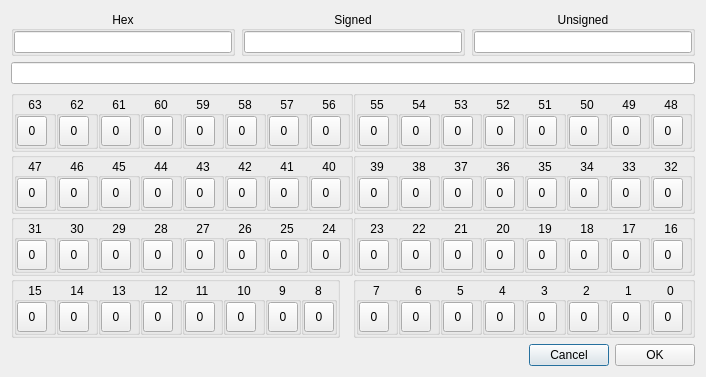
The window that dialogbits8.ui (horsicq/Controls) describes before a commit, drawn with Qt 5.
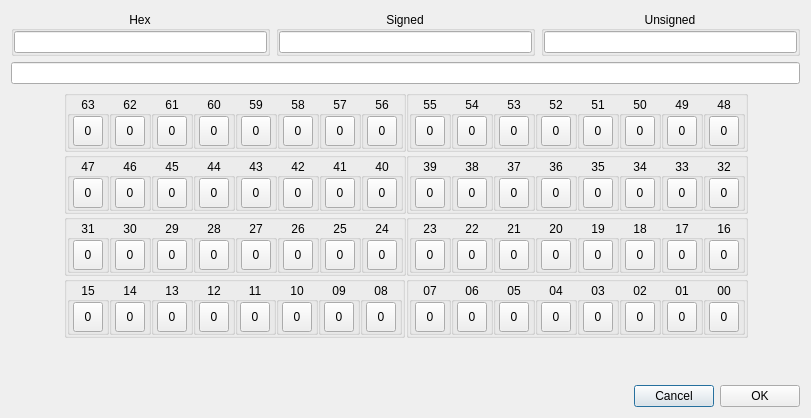
The same window after the commit.

Diff of the .ui file:
```diff
--- a/dialogbits8.ui
+++ b/dialogbits8.ui
@@ -9,8 +9,8 @@
    <rect>
     <x>0</x>
     <y>0</y>
-    <width>576</width>
-    <height>336</height>
+    <width>811</width>
+    <height>418</height>
    </rect>
   </property>
   <property name="windowTitle">
@@ -173,7 +173,7 @@
             <property name="alignment">
              <set>Qt::AlignCenter</set>
             </property>
-            <layout class="QVBoxLayout" name="verticalLayout_69">
+            <layout class="QHBoxLayout" name="horizontalLayout_12">
              <property name="leftMargin">
               <number>0</number>
              </property>
@@ -219,7 +219,7 @@
             <property name="alignment">
              <set>Qt::AlignCenter</set>
             </property>
-            <layout class="QVBoxLayout" name="verticalLayout_70">
+            <layout class="QHBoxLayout" name="horizontalLayout_13">
              <property name="leftMargin">
               <number>0</number>
              </property>
@@ -265,7 +265,7 @@
             <property name="alignment">
              <set>Qt::AlignCenter</set>
             </property>
-            <layout class="QVBoxLayout" name="verticalLayout_71">
+            <layout class="QHBoxLayout" name="horizontalLayout_14">
              <property name="leftMargin">
               <number>0</number>
              </property>
@@ -311,7 +311,7 @@
             <property name="alignment">
              <set>Qt::AlignCenter</set>
             </property>
-            <layout class="QVBoxLayout" name="verticalLayout_72">
+            <layout class="QHBoxLayout" name="horizontalLayout_15">
              <property name="leftMargin">
               <number>0</number>
              </property>
@@ -357,7 +357,7 @@
             <property name="alignment">
              <set>Qt::AlignCenter</set>
             </property>
-            <layout class="QVBoxLayout" name="verticalLayout_73">
+            <layout class="QHBoxLayout" name="horizontalLayout_18">
              <property name="leftMargin">
               <number>0</number>
              </property>
@@ -403,7 +403,7 @@
             <property name="alignment">
              <set>Qt::AlignCenter</set>
             </property>
-            <layout class="QVBoxLayout" name="verticalLayout_74">
+            <layout class="QHBoxLayout" name="horizontalLayout_19">
              <property name="leftMargin">
               <number>0</number>
              </property>
@@ -449,7 +449,7 @@
             <property name="alignment">
              <set>Qt::AlignCenter</set>
             </property>
-            <layout class="QVBoxLayout" name="verticalLayout_75">
+            <layout class="QHBoxLayout" name="horizontalLayout_20">
              <property name="leftMargin">
               <number>0</number>
              </property>
@@ -495,7 +495,7 @@
             <property name="alignment">
              <set>Qt::AlignCenter</set>
             </property>
-            <layout class="QVBoxLayout" name="verticalLayout_76">
+            <layout class="QHBoxLayout" name="horizontalLayout_21">
              <property name="leftMargin">
               <number>0</number>
              </property>
@@ -562,7 +562,7 @@
             <property name="alignment">
              <set>Qt::AlignCenter</set>
             </property>
-            <layout class="QVBoxLayout" name="verticalLayout_77">
+            <layout class="QHBoxLayout" name="horizontalLayout_22">
              <property name="leftMargin">
               <number>0</number>
              </property>
@@ -608,7 +608,7 @@
             <property name="alignment">
              <set>Qt::AlignCenter</set>
             </property>
-            <layout class="QVBoxLayout" name="verticalLayout_78">
+            <layout class="QHBoxLayout" name="horizontalLayout_23">
              <property name="leftMargin">
               <number>0</number>
              </property>
@@ -654,7 +654,7 @@
             <property name="alignment">
              <set>Qt::AlignCenter</set>
             </property>
-            <layout class="QVBoxLayout" name="verticalLayout_79">
+            <layout class="QHBoxLayout" name="horizontalLayout_24">
              <property name="leftMargin">
               <number>0</number>
              </property>
@@ -700,7 +700,7 @@
             <property name="alignment">
              <set>Qt::AlignCenter</set>
             </property>
-            <layout class="QVBoxLayout" name="verticalLayout_80">
+            <layout class="QHBoxLayout" name="horizontalLayout_25">
              <property name="leftMargin">
               <number>0</number>
              </property>
@@ -746,7 +746,7 @@
             <property name="alignment">
              <set>Qt::AlignCenter</set>
             </property>
-            <layout class="QVBoxLayout" name="verticalLayout_81">
+            <layout class="QHBoxLayout" name="horizontalLayout_26">
              <property name="leftMargin">
               <number>0</number>
              </property>
@@ -792,7 +792,7 @@
             <property name="alignment">
              <set>Qt::AlignCenter</set>
             </property>
-            <layout class="QVBoxLayout" name="verticalLayout_82">
+            <layout class="QHBoxLayout" name="horizontalLayout_27">
              <property name="leftMargin">
               <number>0</number>
              </property>
@@ -838,7 +838,7 @@
             <property name="alignment">
              <set>Qt::AlignCenter</set>
             </property>
-            <layout class="QVBoxLayout" name="verticalLayout_83">
+            <layout class="QHBoxLayout" name="horizontalLayout_28">
              <property name="leftMargin">
               <number>0</number>
              </property>
@@ -884,7 +884,7 @@
             <property name="alignment">
              <set>Qt::AlignCenter</set>
             </property>
-            <layout class="QVBoxLayout" name="verticalLayout_84">
+            <layout class="QHBoxLayout" name="horizontalLayout_29">
              <property name="leftMargin">
               <number>0</number>
              </property>
@@ -951,7 +951,7 @@
             <property name="alignment">
              <set>Qt::AlignCenter</set>
             </property>
-            <layout class="QVBoxLayout" name="verticalLayout_37">
+            <layout class="QHBoxLayout" name="horizontalLayout_30">
              <property name="leftMargin">
               <number>0</number>
              </property>
@@ -997,7 +997,7 @@
             <property name="alignment">
              <set>Qt::AlignCenter</set>
             </property>
-            <layout class="QVBoxLayout" name="verticalLayout_38">
+            <layout class="QHBoxLayout" name="horizontalLayout_31">
              <property name="leftMargin">
               <number>0</number>
              </property>
@@ -1043,7 +1043,7 @@
             <property name="alignment">
              <set>Qt::AlignCenter</set>
             </property>
-            <layout class="QVBoxLayout" name="verticalLayout_39">
+            <layout class="QHBoxLayout" name="horizontalLayout_32">
              <property name="leftMargin">
               <number>0</number>
              </property>
@@ -1089,7 +1089,7 @@
             <property name="alignment">
              <set>Qt::AlignCenter</set>
             </property>
-            <layout class="QVBoxLayout" name="verticalLayout_40">
+            <layout class="QHBoxLayout" name="horizontalLayout_33">
              <property name="leftMargin">
               <number>0</number>
              </property>
@@ -1135,7 +1135,7 @@
             <property name="alignment">
              <set>Qt::AlignCenter</set>
             </property>
-            <layout class="QVBoxLayout" name="verticalLayout_41">
+            <layout class="QHBoxLayout" name="horizontalLayout_34">
              <property name="leftMargin">
               <number>0</number>
              </property>
@@ -1181,7 +1181,7 @@
             <property name="alignment">
              <set>Qt::AlignCenter</set>
             </property>
-            <layout class="QVBoxLayout" name="verticalLayout_42">
+            <layout class="QHBoxLayout" name="horizontalLayout_35">
              <property name="leftMargin">
               <number>0</number>
              </property>
@@ -1227,7 +1227,7 @@
             <property name="alignment">
              <set>Qt::AlignCenter</set>
             </property>
-            <layout class="QVBoxLayout" name="verticalLayout_43">
+            <layout class="QHBoxLayout" name="horizontalLayout_36">
              <property name="leftMargin">
               <number>0</number>
              </property>
@@ -1273,7 +1273,7 @@
             <property name="alignment">
              <set>Qt::AlignCenter</set>
             </property>
-            <layout class="QVBoxLayout" name="verticalLayout_44">
+            <layout class="QHBoxLayout" name="horizontalLayout_37">
              <property name="leftMargin">
               <number>0</number>
              </property>
@@ -1340,7 +1340,7 @@
             <property name="alignment">
              <set>Qt::AlignCenter</set>
             </property>
-            <layout class="QVBoxLayout" name="verticalLayout_45">
+            <layout class="QHBoxLayout" name="horizontalLayout_38">
              <property name="leftMargin">
               <number>0</number>
              </property>
@@ -1386,7 +1386,7 @@
             <property name="alignment">
              <set>Qt::AlignCenter</set>
             </property>
-            <layout class="QVBoxLayout" name="verticalLayout_46">
+            <layout class="QHBoxLayout" name="horizontalLayout_39">
              <property name="leftMargin">
               <number>0</number>
              </property>
@@ -1432,7 +1432,7 @@
             <property name="alignment">
              <set>Qt::AlignCenter</set>
             </property>
-            <layout class="QVBoxLayout" name="verticalLayout_47">
+            <layout class="QHBoxLayout" name="horizontalLayout_40">
              <property name="leftMargin">
               <number>0</number>
              </property>
@@ -1478,7 +1478,7 @@
             <property name="alignment">
              <set>Qt::AlignCenter</set>
             </property>
-            <layout class="QVBoxLayout" name="verticalLayout_48">
+            <layout class="QHBoxLayout" name="horizontalLayout_41">
              <property name="leftMargin">
               <number>0</number>
              </property>
@@ -1524,7 +1524,7 @@
             <property name="alignment">
              <set>Qt::AlignCenter</set>
             </property>
-            <layout class="QVBoxLayout" name="verticalLayout_49">
+            <layout class="QHBoxLayout" name="horizontalLayout_42">
              <property name="leftMargin">
               <number>0</number>
              </property>
@@ -1570,7 +1570,7 @@
             <property name="alignment">
              <set>Qt::AlignCenter</set>
             </property>
-            <layout class="QVBoxLayout" name="verticalLayout_50">
+            <layout class="QHBoxLayout" name="horizontalLayout_43">
              <property name="leftMargin">
               <number>0</number>
              </property>
@@ -1616,7 +1616,7 @@
             <property name="alignment">
              <set>Qt::AlignCenter</set>
             </property>
-            <layout class="QVBoxLayout" name="verticalLayout_51">
+            <layout class="QHBoxLayout" name="horizontalLayout_44">
              <property name="leftMargin">
               <number>0</number>
              </property>
@@ -1662,7 +1662,7 @@
             <property name="alignment">
              <set>Qt::AlignCenter</set>
             </property>
-            <layout class="QVBoxLayout" name="verticalLayout_52">
+            <layout class="QHBoxLayout" name="horizontalLayout_45">
              <property name="leftMargin">
               <number>0</number>
              </property>
@@ -1729,7 +1729,7 @@
             <property name="alignment">
              <set>Qt::AlignCenter</set>
             </property>
-            <layout class="QVBoxLayout" name="verticalLayout_21">
+            <layout class="QHBoxLayout" name="horizontalLayout_6">
              <property name="leftMargin">
               <number>0</number>
              </property>
@@ -1775,7 +1775,7 @@
             <property name="alignment">
              <set>Qt::AlignCenter</set>
             </property>
-            <layout class="QVBoxLayout" name="verticalLayout_22">
+            <layout class="QHBoxLayout" name="horizontalLayout_46">
              <property name="leftMargin">
               <number>0</number>
              </property>
@@ -1821,7 +1821,7 @@
             <property name="alignment">
              <set>Qt::AlignCenter</set>
             </property>
-            <layout class="QVBoxLayout" name="verticalLayout_23">
+            <layout class="QHBoxLayout" name="horizontalLayout_47">
              <property name="leftMargin">
               <number>0</number>
              </property>
@@ -1867,7 +1867,7 @@
             <property name="alignment">
              <set>Qt::AlignCenter</set>
             </property>
-            <layout class="QVBoxLayout" name="verticalLayout_24">
+            <layout class="QHBoxLayout" name="horizontalLayout_48">
              <property name="leftMargin">
               <number>0</number>
              </property>
@@ -1913,7 +1913,7 @@
             <property name="alignment">
              <set>Qt::AlignCenter</set>
             </property>
-            <layout class="QVBoxLayout" name="verticalLayout_25">
+            <layout class="QHBoxLayout" name="horizontalLayout_49">
              <property name="leftMargin">
               <number>0</number>
              </property>
@@ -1959,7 +1959,7 @@
             <property name="alignment">
              <set>Qt::AlignCenter</set>
             </property>
-            <layout class="QVBoxLayout" name="verticalLayout_26">
+            <layout class="QHBoxLayout" name="horizontalLayout_50">
              <property name="leftMargin">
               <number>0</number>
              </property>
@@ -2005,7 +2005,7 @@
             <property name="alignment">
              <set>Qt::AlignCenter</set>
             </property>
-            <layout class="QVBoxLayout" name="verticalLayout_27">
+            <layout class="QHBoxLayout" name="horizontalLayout_51">
              <property name="leftMargin">
               <number>0</number>
              </property>
@@ -2051,7 +2051,7 @@
             <property name="alignment">
              <set>Qt::AlignCenter</set>
             </property>
-            <layout class="QVBoxLayout" name="verticalLayout_28">
+            <layout class="QHBoxLayout" name="horizontalLayout_52">
              <property name="leftMargin">
               <number>0</number>
              </property>
@@ -2118,7 +2118,7 @@
             <property name="alignment">
              <set>Qt::AlignCenter</set>
             </property>
-            <layout class="QVBoxLayout" name="verticalLayout_29">
+            <layout class="QHBoxLayout" name="horizontalLayout_53">
              <property name="leftMargin">
               <number>0</number>
              </property>
@@ -2164,7 +2164,7 @@
             <property name="alignment">
              <set>Qt::AlignCenter</set>
             </property>
-            <layout class="QVBoxLayout" name="verticalLayout_30">
+            <layout class="QHBoxLayout" name="horizontalLayout_54">
              <property name="leftMargin">
               <number>0</number>
              </property>
@@ -2210,7 +2210,7 @@
             <property name="alignment">
              <set>Qt::AlignCenter</set>
             </property>
-            <layout class="QVBoxLayout" name="verticalLayout_31">
+            <layout class="QHBoxLayout" name="horizontalLayout_55">
              <property name="leftMargin">
               <number>0</number>
              </property>
@@ -2256,7 +2256,7 @@
             <property name="alignment">
              <set>Qt::AlignCenter</set>
             </property>
-            <layout class="QVBoxLayout" name="verticalLayout_32">
+            <layout class="QHBoxLayout" name="horizontalLayout_56">
              <property name="leftMargin">
               <number>0</number>
              </property>
@@ -2302,7 +2302,7 @@
             <property name="alignment">
              <set>Qt::AlignCenter</set>
             </property>
-            <layout class="QVBoxLayout" name="verticalLayout_33">
+            <layout class="QHBoxLayout" name="horizontalLayout_57">
              <property name="leftMargin">
               <number>0</number>
              </property>
@@ -2348,7 +2348,7 @@
             <property name="alignment">
              <set>Qt::AlignCenter</set>
             </property>
-            <layout class="QVBoxLayout" name="verticalLayout_34">
+            <layout class="QHBoxLayout" name="horizontalLayout_58">
              <property name="leftMargin">
               <number>0</number>
              </property>
@@ -2394,7 +2394,7 @@
             <property name="alignment">
              <set>Qt::AlignCenter</set>
             </property>
-            <layout class="QVBoxLayout" name="verticalLayout_35">
+            <layout class="QHBoxLayout" name="horizontalLayout_59">
              <property name="leftMargin">
               <number>0</number>
              </property>
@@ -2440,7 +2440,7 @@
             <property name="alignment">
              <set>Qt::AlignCenter</set>
             </property>
-            <layout class="QVBoxLayout" name="verticalLayout_36">
+            <layout class="QHBoxLayout" name="horizontalLayout_60">
              <property name="leftMargin">
               <number>0</number>
              </property>
@@ -2507,7 +2507,7 @@
             <property name="alignment">
              <set>Qt::AlignCenter</set>
             </property>
-            <layout class="QVBoxLayout" name="verticalLayout_13">
+            <layout class="QHBoxLayout" name="horizontalLayout_61">
              <property name="leftMargin">
               <number>0</number>
              </property>
@@ -2553,7 +2553,7 @@
             <property name="alignment">
              <set>Qt::AlignCenter</set>
             </property>
-            <layout class="QVBoxLayout" name="verticalLayout_14">
+            <layout class="QHBoxLayout" name="horizontalLayout_62">
              <property name="leftMargin">
               <number>0</number>
              </property>
@@ -2599,7 +2599,7 @@
             <property name="alignment">
              <set>Qt::AlignCenter</set>
             </property>
-            <layout class="QVBoxLayout" name="verticalLayout_15">
+            <layout class="QHBoxLayout" name="horizontalLayout_63">
              <property name="leftMargin">
               <number>0</number>
              </property>
@@ -2645,7 +2645,7 @@
             <property name="alignment">
              <set>Qt::AlignCenter</set>
             </property>
-            <layout class="QVBoxLayout" name="verticalLayout_16">
+            <layout class="QHBoxLayout" name="horizontalLayout_64">
              <property name="leftMargin">
               <number>0</number>
              </property>
@@ -2691,7 +2691,7 @@
             <property name="alignment">
              <set>Qt::AlignCenter</set>
             </property>
-            <layout class="QVBoxLayout" name="verticalLayout_17">
+            <layout class="QHBoxLayout" name="horizontalLayout_65">
              <property name="leftMargin">
               <number>0</number>
              </property>
@@ -2737,7 +2737,7 @@
             <property name="alignment">
              <set>Qt::AlignCenter</set>
             </property>
-            <layout class="QVBoxLayout" name="verticalLayout_18">
+            <layout class="QHBoxLayout" name="horizontalLayout_66">
              <property name="leftMargin">
               <number>0</number>
              </property>
@@ -2778,12 +2778,12 @@
           <item>
            <widget class="QGroupBox" name="groupBox9">
             <property name="title">
-             <string notr="true">9</string>
+             <string notr="true">09</string>
             </property>
             <property name="alignment">
              <set>Qt::AlignCenter</set>
             </property>
-            <layout class="QVBoxLayout" name="verticalLayout_19">
+            <layout class="QHBoxLayout" name="horizontalLayout_67">
              <property name="leftMargin">
               <number>0</number>
              </property>
@@ -2824,12 +2824,12 @@
           <item>
            <widget class="QGroupBox" name="groupBox8">
             <property name="title">
-             <string notr="true">8</string>
+             <string notr="true">08</string>
             </property>
             <property name="alignment">
              <set>Qt::AlignCenter</set>
             </property>
-            <layout class="QVBoxLayout" name="verticalLayout_20">
+            <layout class="QHBoxLayout" name="horizontalLayout_68">
              <property name="leftMargin">
               <number>0</number>
              </property>
@@ -2891,12 +2891,12 @@
           <item>
            <widget class="QGroupBox" name="groupBox7">
             <property name="title">
-             <string notr="true">7</string>
+             <string notr="true">07</string>
             </property>
             <property name="alignment">
              <set>Qt::AlignCenter</set>
             </property>
-            <layout class="QVBoxLayout" name="verticalLayout_8">
+            <layout class="QHBoxLayout" name="horizontalLayout_69">
              <property name="leftMargin">
               <number>0</number>
              </property>
@@ -2937,12 +2937,12 @@
           <item>
            <widget class="QGroupBox" name="groupBox6">
             <property name="title">
-             <string notr="true">6</string>
+             <string notr="true">06</string>
             </property>
             <property name="alignment">
              <set>Qt::AlignCenter</set>
             </property>
-            <layout class="QVBoxLayout" name="verticalLayout_7">
+            <layout class="QHBoxLayout" name="horizontalLayout_70">
              <property name="leftMargin">
               <number>0</number>
              </property>
@@ -2983,12 +2983,12 @@
           <item>
            <widget class="QGroupBox" name="groupBox5">
             <property name="title">
-             <string notr="true">5</string>
+             <string notr="true">05</string>
             </property>
             <property name="alignment">
              <set>Qt::AlignCenter</set>
             </property>
-            <layout class="QVBoxLayout" name="verticalLayout_6">
+            <layout class="QHBoxLayout" name="horizontalLayout_71">
              <property name="leftMargin">
               <number>0</number>
              </property>
@@ -3029,12 +3029,12 @@
           <item>
            <widget class="QGroupBox" name="groupBox4">
             <property name="title">
-             <string notr="true">4</string>
+             <string notr="true">04</string>
             </property>
             <property name="alignment">
              <set>Qt::AlignCenter</set>
             </property>
-            <layout class="QVBoxLayout" name="verticalLayout_5">
+            <layout class="QHBoxLayout" name="horizontalLayout_72">
              <property name="leftMargin">
               <number>0</number>
              </property>
@@ -3075,12 +3075,12 @@
           <item>
            <widget class="QGroupBox" name="groupBox3">
             <property name="title">
-             <string notr="true">3</string>
+             <string notr="true">03</string>
             </property>
             <property name="alignment">
              <set>Qt::AlignCenter</set>
             </property>
-            <layout class="QVBoxLayout" name="verticalLayout_4">
+            <layout class="QHBoxLayout" name="horizontalLayout_73">
              <property name="leftMargin">
               <number>0</number>
              </property>
@@ -3121,12 +3121,12 @@
           <item>
            <widget class="QGroupBox" name="groupBox2">
             <property name="title">
-             <string notr="true">2</string>
+             <string notr="true">02</string>
             </property>
             <property name="alignment">
              <set>Qt::AlignCenter</set>
             </property>
-            <layout class="QVBoxLayout" name="verticalLayout_3">
+            <layout class="QHBoxLayout" name="horizontalLayout_74">
              <property name="leftMargin">
               <number>0</number>
              </property>
@@ -3167,12 +3167,12 @@
           <item>
            <widget class="QGroupBox" name="groupBox1">
             <property name="title">
-             <string notr="true">1</string>
+             <string notr="true">01</string>
             </property>
             <property name="alignment">
              <set>Qt::AlignCenter</set>
             </property>
-            <layout class="QVBoxLayout" name="verticalLayout_2">
+            <layout class="QHBoxLayout" name="horizontalLayout_75">
              <property name="leftMargin">
               <number>0</number>
              </property>
@@ -3213,12 +3213,12 @@
           <item>
            <widget class="QGroupBox" name="groupBox0">
             <property name="title">
-             <string notr="true">0</string>
+             <string notr="true">00</string>
             </property>
             <property name="alignment">
              <set>Qt::AlignCenter</set>
             </property>
-            <layout class="QVBoxLayout" name="verticalLayout">
+            <layout class="QHBoxLayout" name="horizontalLayout_76">
              <property name="leftMargin">
               <number>0</number>
              </property>
```
